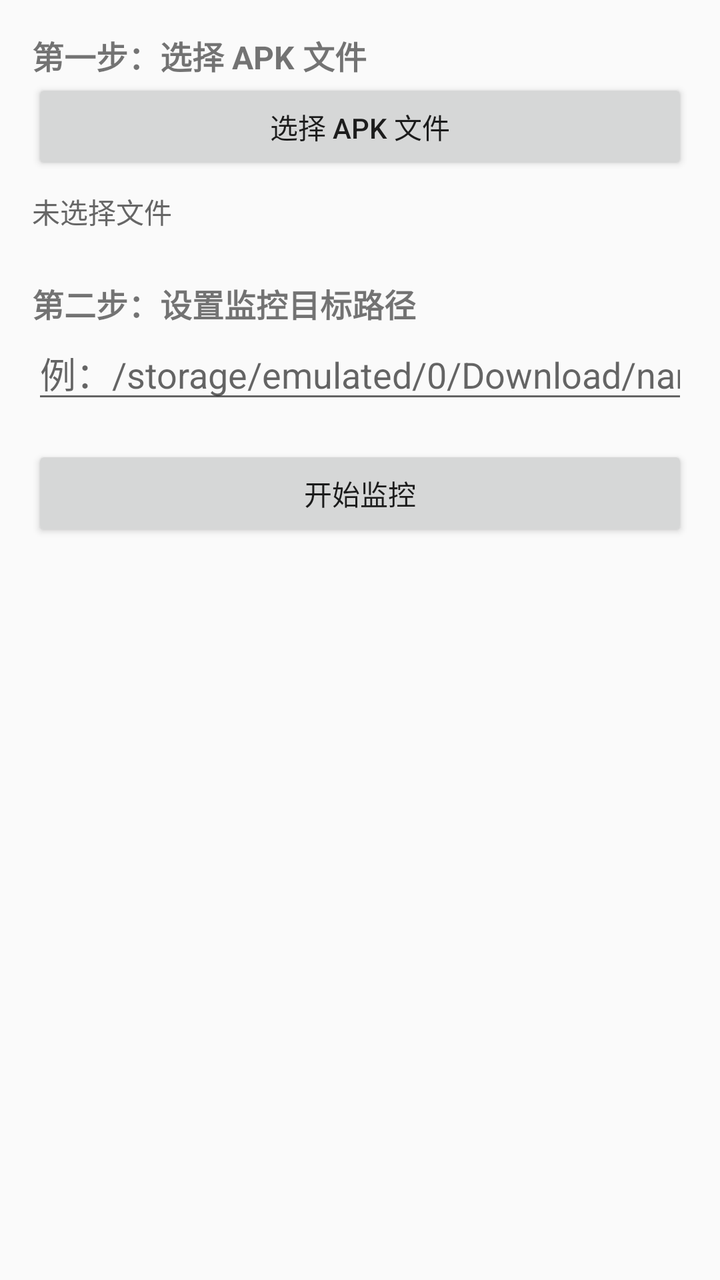
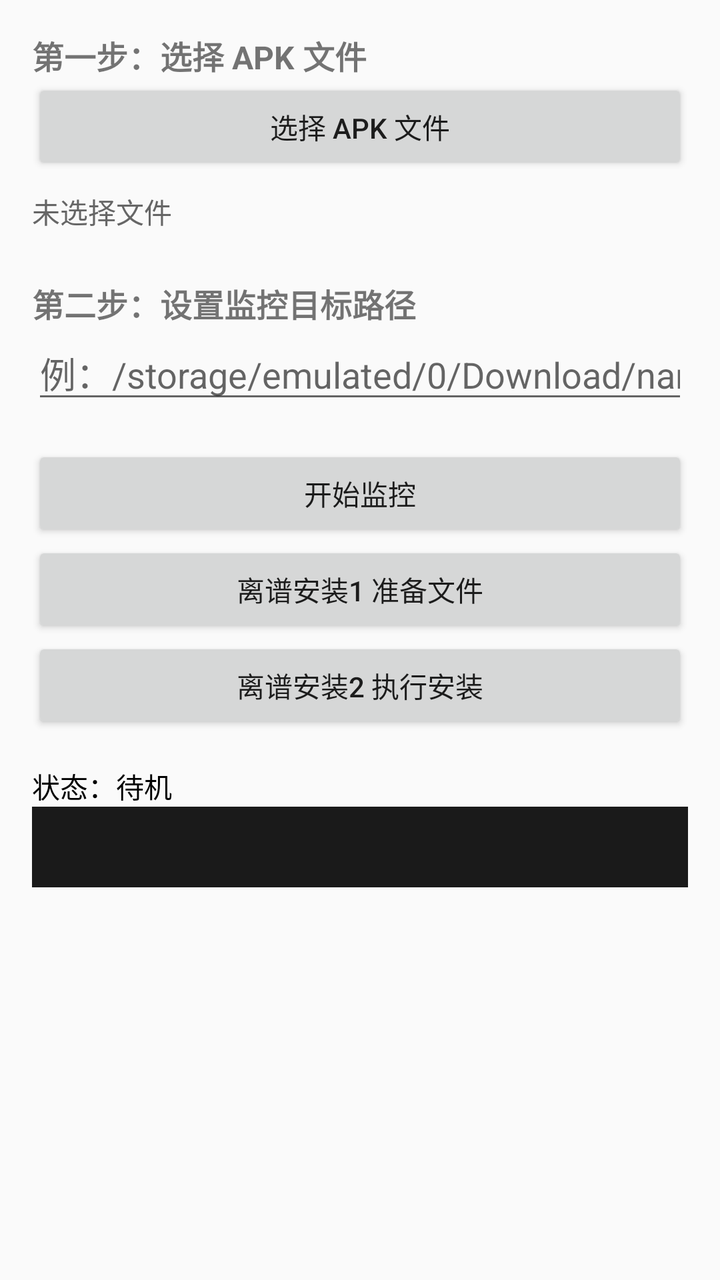

The first picture is an Android layout as it rendered before a commit; the second is the same layout after the commit. The layout source and the unified diff follow.
<!-- AndroidManifest.xml: application theme Theme.AppCompat.Light.DarkActionBar -->
<!-- res/layout/activity_main.xml -->
<?xml version="1.0" encoding="utf-8"?>
<LinearLayout xmlns:android="http://schemas.android.com/apk/res/android"
    android:layout_width="match_parent"
    android:layout_height="match_parent"
    android:orientation="vertical"
    android:padding="16dp">

    <TextView
        android:layout_width="wrap_content"
        android:layout_height="wrap_content"
        android:text="第一步：选择 APK 文件"
        android:textSize="16sp"
        android:textStyle="bold" />

    <Button
        android:id="@+id/btn_select_apk"
        android:layout_width="match_parent"
        android:layout_height="wrap_content"
        android:text="选择 APK 文件" />

    <TextView
        android:id="@+id/tv_selected_apk"
        android:layout_width="match_parent"
        android:layout_height="wrap_content"
        android:paddingVertical="8dp"
        android:text="未选择文件"
        android:textColor="#666" />

    <TextView
        android:layout_width="wrap_content"
        android:layout_height="wrap_content"
        android:layout_marginTop="16dp"
        android:text="第二步：设置监控目标路径"
        android:textSize="16sp"
        android:textStyle="bold" />

    <EditText
        android:id="@+id/et_target_path"
        android:layout_width="match_parent"
        android:layout_height="wrap_content"
        android:hint="例：/storage/emulated/0/Download/name1.apk"
        android:inputType="textUri" />

    <Button
        android:id="@+id/btn_toggle_monitor"
        android:layout_width="match_parent"
        android:layout_height="wrap_content"
        android:layout_marginTop="16dp"
        android:text="开始监控" />
    
     <Button
        android:id="@+id/btn_prepare_files"
        android:layout_width="0dp"
        android:layout_height="wrap_content"
        android:layout_weight="1"
        android:layout_marginEnd="8dp"
        android:text="离谱安装1 准备文件" />

    <Button
        android:id="@+id/btn_execute_install"
        android:layout_width="0dp"
        android:layout_height="wrap_content"
        android:layout_weight="1"
        android:text="离谱安装2 执行安装"
        android:enabled="false" />

    <TextView
        android:id="@+id/tv_status"
        android:layout_width="match_parent"
        android:layout_height="wrap_content"
        android:layout_marginTop="16dp"
        android:text="状态：待机"
        android:textColor="#000"
        android:textSize="14sp" />

    <ScrollView
    android:layout_width="match_parent"
    android:layout_height="0dp"
    android:layout_weight="1"
    android:background="#1A1A1A"
    android:padding="12dp">

    <TextView
        android:id="@+id/tv_log"
        android:layout_width="match_parent"
        android:layout_height="wrap_content"
        android:textColor="#00FF00"
        android:textSize="12sp"
        android:typeface="monospace"
        android:text="" />

    </ScrollView>
</LinearLayout>
<!-- resources referenced by this layout -->
<resources>
  <style name="Theme.AppCompat.Light.DarkActionBar" />
</resources>

<!-- the commit's change to res/layout/activity_main.xml (unified diff, before → after) -->
@@ -50,19 +50,16 @@
     
      <Button
         android:id="@+id/btn_prepare_files"
-        android:layout_width="0dp"
+        android:layout_width="match_parent"
         android:layout_height="wrap_content"
-        android:layout_weight="1"
-        android:layout_marginEnd="8dp"
         android:text="离谱安装1 准备文件" />
 
     <Button
         android:id="@+id/btn_execute_install"
-        android:layout_width="0dp"
+        android:layout_width="match_parent"
         android:layout_height="wrap_content"
-        android:layout_weight="1"
         android:text="离谱安装2 执行安装"
-        android:enabled="false" />
+         />
 
     <TextView
         android:id="@+id/tv_status"
@@ -75,19 +72,18 @@
 
     <ScrollView
     android:layout_width="match_parent"
-    android:layout_height="0dp"
-    android:layout_weight="1"
+    android:layout_height="wrap_content"
     android:background="#1A1A1A"
     android:padding="12dp">
 
-    <TextView
-        android:id="@+id/tv_log"
-        android:layout_width="match_parent"
-        android:layout_height="wrap_content"
-        android:textColor="#00FF00"
-        android:textSize="12sp"
-        android:typeface="monospace"
-        android:text="" />
+        <TextView
+            android:id="@+id/tv_log"
+            android:layout_width="match_parent"
+            android:layout_height="wrap_content"
+            android:textColor="#00FF00"
+            android:textSize="12sp"
+            android:typeface="monospace"
+            android:text="" />
 
     </ScrollView>
 </LinearLayout>
